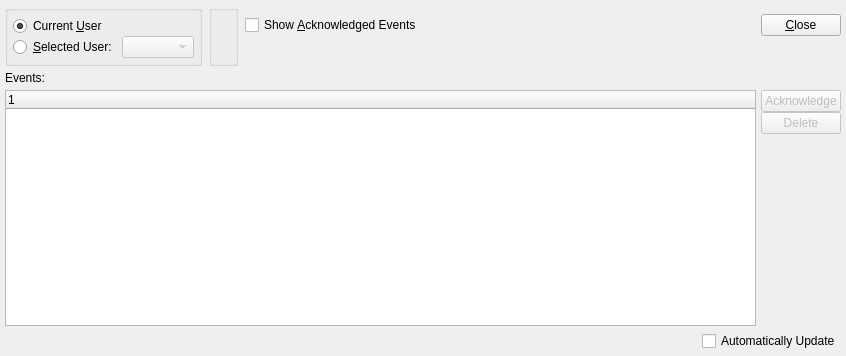
This is xtuple/trunk/guiclient/eventManager.ui in WooodHead/xtuple as Qt 5 draws it before an edit. The edited form follows.
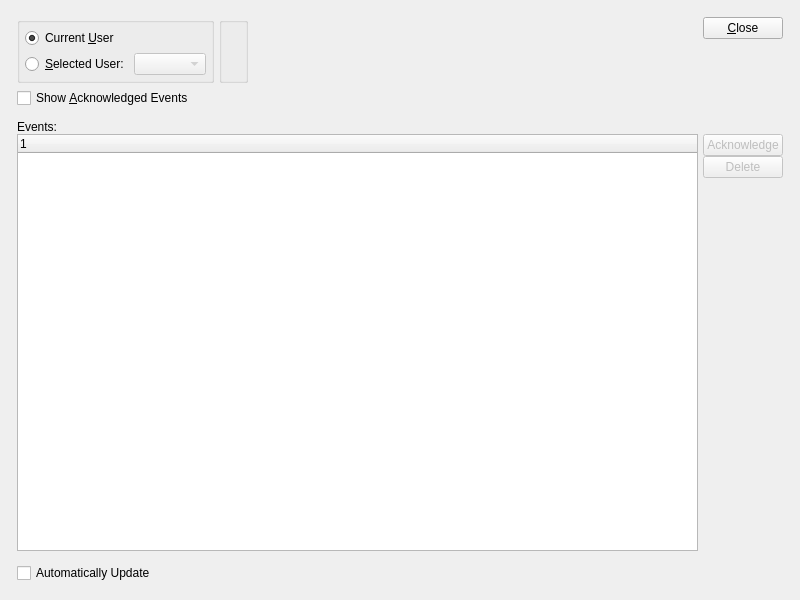
This is the edited form. Custom widgets are drawn as their Qt base class.

Diff of the .ui file:
```diff
--- a/xtuple/trunk/guiclient/eventManager.ui
+++ b/xtuple/trunk/guiclient/eventManager.ui
@@ -13,28 +13,30 @@
    <rect>
     <x>0</x>
     <y>0</y>
-    <width>846</width>
-    <height>356</height>
+    <width>800</width>
+    <height>600</height>
    </rect>
   </property>
   <property name="windowTitle" >
    <string>Events</string>
   </property>
-   <layout class="QVBoxLayout" >
-    <item>
-     <layout class="QHBoxLayout" >
+  <layout class="QGridLayout" name="gridLayout_5" >
+   <item row="0" column="0" >
+    <layout class="QGridLayout" name="gridLayout_4" >
       <property name="margin" >
-       <number>0</number>
+      <number>12</number>
       </property>
       <property name="spacing" >
-       <number>7</number>
-      </property>
+      <number>12</number>
+     </property>
+     <item row="0" column="0" >
+      <layout class="QHBoxLayout" name="horizontalLayout" >
       <item>
+        <layout class="QGridLayout" name="gridLayout_2" >
+         <item row="0" column="0" >
        <widget class="QGroupBox" name="_userGroup" >
         <property name="sizePolicy" >
-         <sizepolicy>
-          <hsizetype>5</hsizetype>
-          <vsizetype>5</vsizetype>
+            <sizepolicy vsizetype="Preferred" hsizetype="Preferred" >
           <horstretch>0</horstretch>
           <verstretch>0</verstretch>
          </sizepolicy>
@@ -48,14 +50,8 @@
         <property name="title" >
          <string/>
         </property>
-        <layout class="QVBoxLayout" >
-         <property name="margin" >
-          <number>5</number>
-         </property>
-         <property name="spacing" >
-          <number>0</number>
-         </property>
-         <item>
+           <layout class="QGridLayout" name="gridLayout" >
+            <item row="0" column="0" colspan="2" >
           <widget class="QRadioButton" name="_currentUser" >
            <property name="text" >
             <string>Current &amp;User</string>
@@ -65,22 +61,14 @@
            </property>
           </widget>
          </item>
-         <item>
-          <layout class="QHBoxLayout" >
-           <property name="margin" >
-            <number>0</number>
-           </property>
-           <property name="spacing" >
-            <number>5</number>
-           </property>
-           <item>
+            <item row="1" column="0" >
             <widget class="QRadioButton" name="_selectedUser" >
              <property name="text" >
               <string>&amp;Selected User:</string>
              </property>
             </widget>
            </item>
-           <item>
+            <item row="1" column="1" >
             <widget class="XComboBox" name="_usr" >
              <property name="enabled" >
               <bool>false</bool>
@@ -91,55 +79,25 @@
             </widget>
            </item>
           </layout>
-         </item>
-        </layout>
-       </widget>
-      </item>
-      <item>
-       <widget class="WarehouseGroup" name="_warehouse" />
-      </item>
-      <item>
-       <layout class="QVBoxLayout" >
-        <property name="margin" >
-         <number>0</number>
-        </property>
-        <property name="spacing" >
-         <number>0</number>
-        </property>
-        <item>
+          </widget>
+         </item>
+         <item row="0" column="1" >
+          <widget class="WarehouseGroup" name="_warehouse" >
+           <property name="fixedSize" >
+            <bool>false</bool>
+           </property>
+          </widget>
+         </item>
+         <item row="1" column="0" colspan="2" >
          <widget class="XCheckBox" name="_showAcknowledged" >
           <property name="text" >
            <string>Show &amp;Acknowledged Events</string>
           </property>
          </widget>
         </item>
-        <item>
-         <spacer>
-          <property name="orientation" >
-           <enum>Qt::Vertical</enum>
-          </property>
-          <property name="sizeType" >
-           <enum>QSizePolicy::Preferred</enum>
-          </property>
-          <property name="sizeHint" >
-           <size>
-            <width>20</width>
-            <height>20</height>
-           </size>
-          </property>
-         </spacer>
-        </item>
        </layout>
       </item>
       <item>
-       <layout class="QHBoxLayout" >
-        <property name="margin" >
-         <number>0</number>
-        </property>
-        <property name="spacing" >
-         <number>0</number>
-        </property>
-        <item>
          <spacer>
           <property name="orientation" >
            <enum>Qt::Horizontal</enum>
@@ -147,9 +105,9 @@
           <property name="sizeType" >
            <enum>QSizePolicy::Expanding</enum>
           </property>
-          <property name="sizeHint" >
+         <property name="sizeHint" stdset="0" >
            <size>
-            <width>20</width>
+           <width>0</width>
             <height>20</height>
            </size>
           </property>
@@ -157,9 +115,6 @@
         </item>
         <item>
          <layout class="QVBoxLayout" >
-          <property name="margin" >
-           <number>0</number>
-          </property>
           <property name="spacing" >
            <number>0</number>
           </property>
@@ -176,12 +131,12 @@
              <enum>Qt::Vertical</enum>
             </property>
             <property name="sizeType" >
-             <enum>QSizePolicy::Preferred</enum>
-            </property>
-            <property name="sizeHint" >
+            <enum>QSizePolicy::Expanding</enum>
+           </property>
+           <property name="sizeHint" stdset="0" >
              <size>
               <width>20</width>
-              <height>20</height>
+             <height>0</height>
              </size>
             </property>
            </spacer>
@@ -190,8 +145,32 @@
         </item>
        </layout>
       </item>
-     </layout>
-    </item>
+     <item row="1" column="0" >
+      <widget class="QFrame" name="_frame" >
+       <property name="sizePolicy" >
+        <sizepolicy vsizetype="Expanding" hsizetype="Preferred" >
+         <horstretch>0</horstretch>
+         <verstretch>1</verstretch>
+        </sizepolicy>
+       </property>
+       <property name="frameShape" >
+        <enum>QFrame::NoFrame</enum>
+       </property>
+       <property name="frameShadow" >
+        <enum>QFrame::Raised</enum>
+       </property>
+       <layout class="QGridLayout" name="gridLayout_3" >
+        <property name="margin" >
+         <number>0</number>
+        </property>
+        <property name="spacing" >
+         <number>0</number>
+        </property>
+        <item row="0" column="0" >
+         <layout class="QVBoxLayout" name="verticalLayout" >
+          <property name="spacing" >
+           <number>0</number>
+          </property>
     <item>
      <widget class="QLabel" name="_eventsLit" >
       <property name="text" >
@@ -201,18 +180,13 @@
     </item>
     <item>
      <layout class="QHBoxLayout" >
-      <property name="margin" >
-       <number>0</number>
-      </property>
       <property name="spacing" >
        <number>5</number>
       </property>
       <item>
        <widget class="XTreeWidget" name="_event" >
         <property name="sizePolicy" >
-         <sizepolicy>
-          <hsizetype>7</hsizetype>
-          <vsizetype>7</vsizetype>
+               <sizepolicy vsizetype="Expanding" hsizetype="Expanding" >
           <horstretch>0</horstretch>
           <verstretch>0</verstretch>
          </sizepolicy>
@@ -230,9 +204,6 @@
       </item>
       <item>
        <layout class="QVBoxLayout" >
-        <property name="margin" >
-         <number>0</number>
-        </property>
         <property name="spacing" >
          <number>0</number>
         </property>
@@ -261,7 +232,7 @@
           <property name="orientation" >
            <enum>Qt::Vertical</enum>
           </property>
-          <property name="sizeHint" >
+                <property name="sizeHint" stdset="0" >
            <size>
             <width>20</width>
             <height>40</height>
@@ -273,30 +244,16 @@
       </item>
      </layout>
     </item>
-    <item>
+         </layout>
+        </item>
+       </layout>
+      </widget>
+     </item>
+     <item row="2" column="0" >
      <layout class="QHBoxLayout" >
-      <property name="margin" >
-       <number>0</number>
-      </property>
       <property name="spacing" >
        <number>0</number>
       </property>
-      <item>
-       <spacer>
-        <property name="orientation" >
-         <enum>Qt::Horizontal</enum>
-        </property>
-        <property name="sizeType" >
-         <enum>QSizePolicy::Expanding</enum>
-        </property>
-        <property name="sizeHint" >
-         <size>
-          <width>20</width>
-          <height>20</height>
-         </size>
-        </property>
-       </spacer>
-      </item>
       <item>
        <widget class="XCheckBox" name="_autoUpdate" >
         <property name="text" >
@@ -304,6 +261,24 @@
         </property>
        </widget>
       </item>
+       <item>
+        <spacer>
+         <property name="orientation" >
+          <enum>Qt::Horizontal</enum>
+         </property>
+         <property name="sizeType" >
+          <enum>QSizePolicy::Expanding</enum>
+         </property>
+         <property name="sizeHint" stdset="0" >
+          <size>
+           <width>20</width>
+           <height>20</height>
+          </size>
+         </property>
+        </spacer>
+       </item>
+      </layout>
+     </item>
      </layout>
     </item>
    </layout>
@@ -311,21 +286,21 @@
  <layoutdefault spacing="5" margin="5" />
  <pixmapfunction>qPixmapFromMimeSource</pixmapfunction>
  <customwidgets>
-  <customwidget>
-   <class>XComboBox</class>
-   <extends>QComboBox</extends>
-   <header>xcombobox.h</header>
-  </customwidget>
-  <customwidget>
-   <class>XCheckBox</class>
-   <extends>QCheckBox</extends>
-   <header>xcheckbox.h</header>
-  </customwidget>
   <customwidget>
    <class>WarehouseGroup</class>
    <extends>QGroupBox</extends>
    <header>warehousegroup.h</header>
   </customwidget>
+  <customwidget>
+   <class>XCheckBox</class>
+   <extends>QCheckBox</extends>
+   <header>xcheckbox.h</header>
+  </customwidget>
+  <customwidget>
+   <class>XComboBox</class>
+   <extends>QComboBox</extends>
+   <header>xcombobox.h</header>
+  </customwidget>
   <customwidget>
    <class>XTreeWidget</class>
    <extends>QTreeWidget</extends>
```
Left out of the diff: 3 changed lines with no effect on the pictures. Lines whose indentation alone changed are shown as unchanged.
